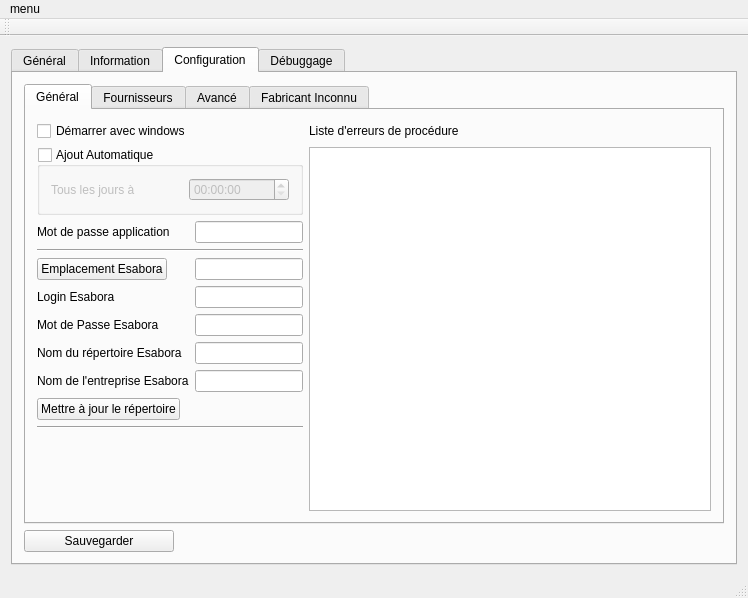
Before: the Qt Designer form AutoBL/principal.ui in firedream89/AutoBL, drawn with Qt 5.
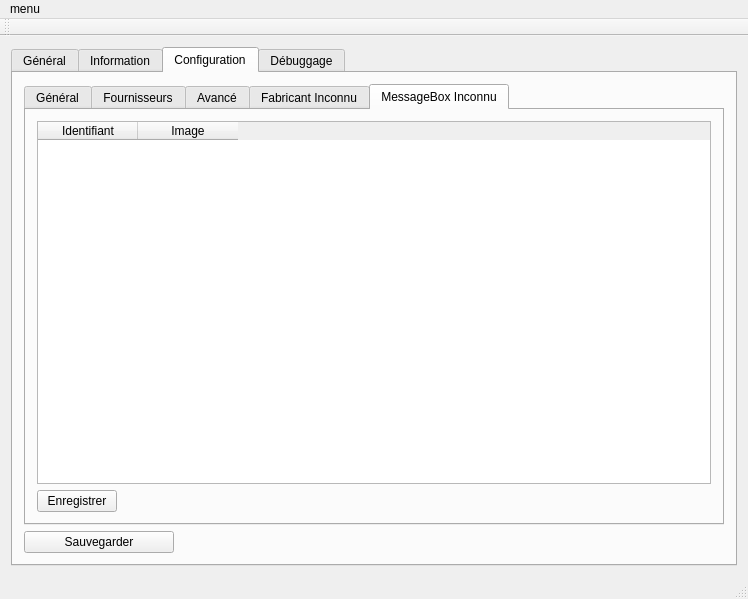
After: the same form once the commit is applied. The open tabs and pages were chosen to show the change. Icons and pictures are not drawn.

Diff of the .ui file:
```diff
--- a/AutoBL/principal.ui
+++ b/AutoBL/principal.ui
@@ -7,7 +7,7 @@
     <x>0</x>
     <y>0</y>
     <width>748</width>
-    <height>598</height>
+    <height>599</height>
    </rect>
   </property>
   <property name="windowTitle">
@@ -864,6 +864,47 @@
             </item>
            </layout>
           </widget>
+          <widget class="QWidget" name="tab_5">
+           <attribute name="title">
+            <string>MessageBox Inconnu</string>
+           </attribute>
+           <layout class="QGridLayout" name="gridLayout_11">
+            <item row="1" column="0">
+             <widget class="QPushButton" name="bUnknownMB">
+              <property name="text">
+               <string>Enregistrer</string>
+              </property>
+             </widget>
+            </item>
+            <item row="1" column="1">
+             <spacer name="horizontalSpacer_4">
+              <property name="orientation">
+               <enum>Qt::Horizontal</enum>
+              </property>
+              <property name="sizeHint" stdset="0">
+               <size>
+                <width>40</width>
+                <height>20</height>
+               </size>
+              </property>
+             </spacer>
+            </item>
+            <item row="0" column="0" colspan="2">
+             <widget class="QTableWidget" name="tableUnknownMB">
+              <column>
+               <property name="text">
+                <string>Identifiant</string>
+               </property>
+              </column>
+              <column>
+               <property name="text">
+                <string>Image</string>
+               </property>
+              </column>
+             </widget>
+            </item>
+           </layout>
+          </widget>
          </widget>
         </item>
         <item>
```
Left out of the diff: 4 changed lines with no effect on the pictures.
